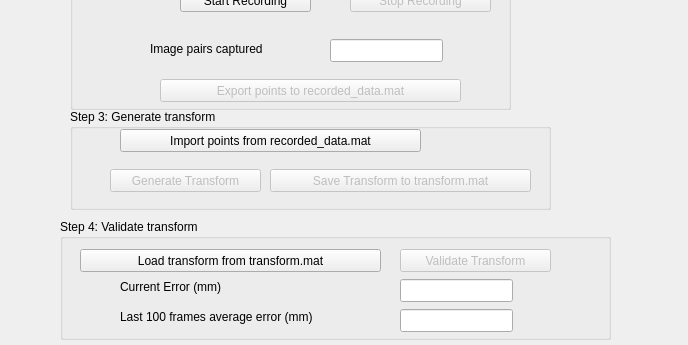
fdheenmo/thrust, file python/tracking_window.ui: the form before one commit; both pictures show x 0 to 688 and y 581 to 926 of the 688 by 926 pixel window.
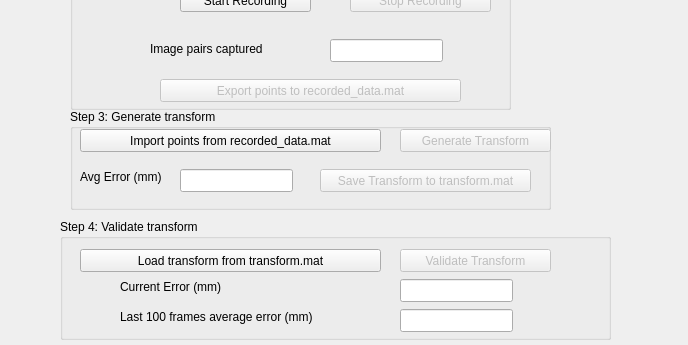
The form after the commit.

```diff
--- a/python/tracking_window.ui
+++ b/python/tracking_window.ui
@@ -118,8 +118,8 @@
     </property>
     <property name="geometry">
      <rect>
-      <x>40</x>
-      <y>60</y>
+      <x>330</x>
+      <y>20</y>
       <width>151</width>
       <height>23</height>
      </rect>
@@ -134,9 +134,9 @@
     </property>
     <property name="geometry">
      <rect>
-      <x>200</x>
+      <x>250</x>
       <y>60</y>
-      <width>261</width>
+      <width>211</width>
       <height>23</height>
      </rect>
     </property>
@@ -150,7 +150,7 @@
     </property>
     <property name="geometry">
      <rect>
-      <x>50</x>
+      <x>10</x>
       <y>20</y>
       <width>301</width>
       <height>23</height>
@@ -160,6 +160,29 @@
      <string>Import points from recorded_data.mat</string>
     </property>
    </widget>
+   <widget class="QLabel" name="label_8">
+    <property name="geometry">
+     <rect>
+      <x>10</x>
+      <y>60</y>
+      <width>101</width>
+      <height>16</height>
+     </rect>
+    </property>
+    <property name="text">
+     <string>Avg Error (mm)</string>
+    </property>
+   </widget>
+   <widget class="QLineEdit" name="avgRecordedErrorLineEdit">
+    <property name="geometry">
+     <rect>
+      <x>110</x>
+      <y>60</y>
+      <width>113</width>
+      <height>23</height>
+     </rect>
+    </property>
+   </widget>
   </widget>
   <widget class="QGroupBox" name="groupBox_4">
    <property name="geometry">
```
